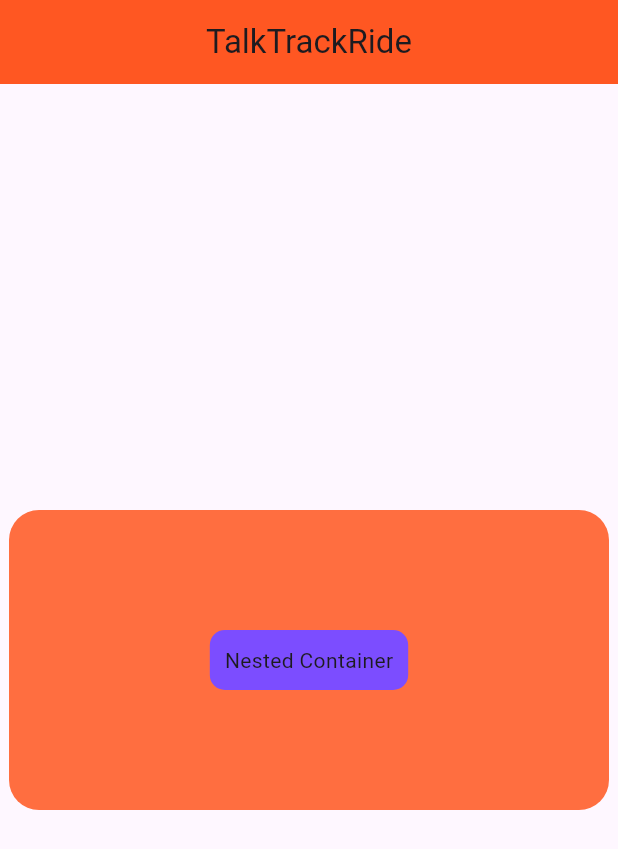
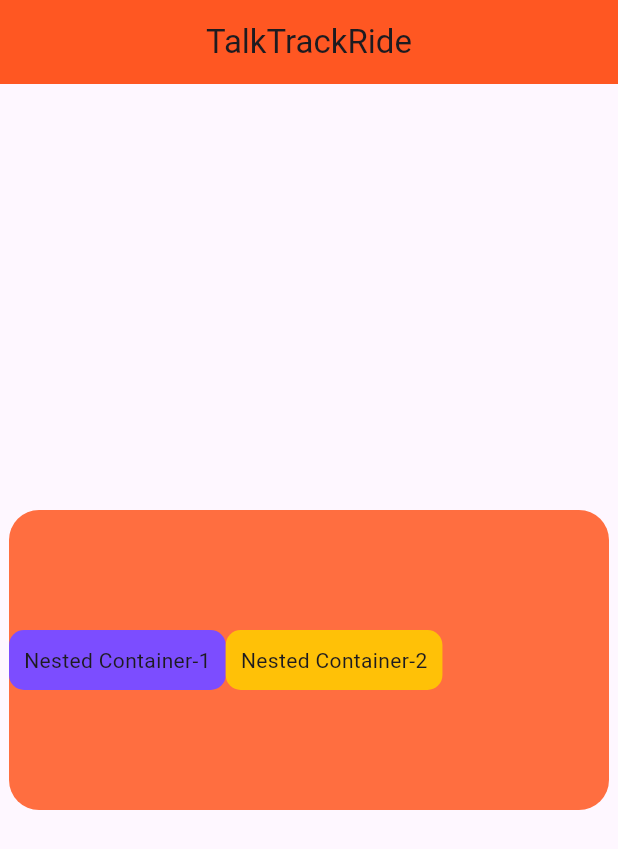
Before and after one commit to deadmanscode/Flutter_tutorials, a Flutter app: the screen it shows after launch, on a phone screen of 412 x 824 dp. Shown: the top 849 px of the screen. Run offline on Flutter 3.47's test engine with Material 3 defaults, Android fonts, the phone set to English and light mode, and no system bars.

Commit message:
Demo - Multiple containers in a row
Demostration of add adding more no of containers in a row.
All containers added within the row handled as a List
Row [ Contianer-1, Contianer-2 .... ]

Mohanraj

```diff
--- a/dart_first_demo/lib/main.dart
+++ b/dart_first_demo/lib/main.dart
@@ -23,12 +23,22 @@ runApp(const MainApp());
             decoration: BoxDecoration(
                 borderRadius: BorderRadius.circular(20),color: Colors.deepOrangeAccent,),
             alignment: Alignment.center,
-            child: Container(
+            child: Row(
+              children: [
+                Container(
               decoration: BoxDecoration(
                 borderRadius: BorderRadius.circular(10),color: Colors.deepPurpleAccent,),
                 padding: EdgeInsets.all(10),
-                child: Text("Nested Container"),
-            )
+                child: Text("Nested Container-1"),
+            ),
+            Container(
+              decoration: BoxDecoration(
+                borderRadius: BorderRadius.circular(10),color: Colors.amber,),
+                padding: EdgeInsets.all(10),
+                child: Text("Nested Container-2"),
+            ),
+              ],
+            ),
           ),
          ),
        ),
```
